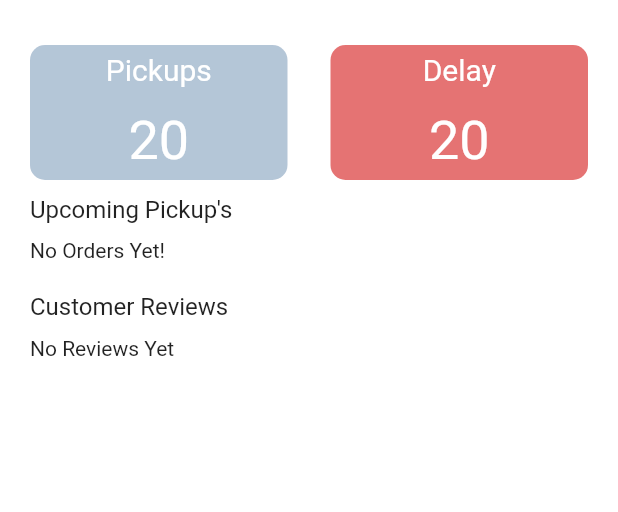
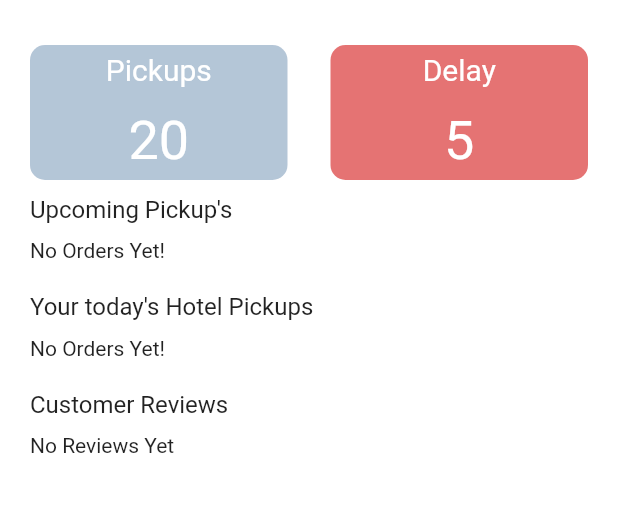
Before and after one commit to manishtalele/riderapp, a Flutter app: the HomeScreen screen opened directly, on a phone screen of 412 x 824 dp, the part 105-617 px from its top. Run offline on Flutter 3.47's test engine with Material 2 defaults, Android fonts, the phone set to English and light mode, and no system bars; our stand-ins replace animated_splash_screen, carousel_slider, cloud_firestore, dropdown_button2, firebase_auth, firebase_core and 8 more; accounts and stored records are empty.

Commit message:
added hotel card and page

```diff
--- a/lib/main.dart
+++ b/lib/main.dart
@@ -9,7 +9,7 @@ import 'package:riderapp/api/getuserdetails_api.dart';
 import 'package:riderapp/firebase_options.dart';
 import 'package:riderapp/provider/emailauth.dart';
 import 'package:riderapp/provider/notifcationprovider.dart';
-import 'package:riderapp/splash.dart';
+import 'package:riderapp/screens/splash.dart';
 import 'package:riderapp/theme/deftheme.dart';
 
 Future<void> main() async {
--- /dev/null
+++ b/lib/model/hotelmodel.dart
@@ -0,0 +1,26 @@
+import 'package:cloud_firestore/cloud_firestore.dart';
+
+class HotelModel {
+  String? name, address, image;
+  DateTime time = DateTime.now();
+  int weight = 1;
+
+  HotelModel(this.image, this.address, this.name, this.time, this.weight);
+
+  HotelModel.fromMap(Map<String, dynamic> map) {
+    name = map["restroName"];
+    time = (map['pickupTime'] as Timestamp).toDate();
+    image = map["image"];
+    address = map["address"];
+    weight = map["wasteAnalysis"];
+  }
+  Map<String, dynamic> toMap() {
+    return {
+      "name": name,
+      "address": address,
+      "weight": weight,
+      "image": image,
+      "time": time
+    };
+  }
+}
--- a/lib/provider/emailauth.dart
+++ b/lib/provider/emailauth.dart
@@ -4,7 +4,7 @@ import 'package:firebase_auth/firebase_auth.dart';
 import 'package:flutter/foundation.dart';
 import 'package:flutter/material.dart';
 import 'package:riderapp/screens/homescreen.dart';
-import 'package:riderapp/login.dart';
+import 'package:riderapp/screens/login.dart';
 
 class EmailAuth {
   FirebaseAuth auth = FirebaseAuth.instance;
--- a/lib/screens/homescreen.dart
+++ b/lib/screens/homescreen.dart
@@ -4,13 +4,16 @@ import 'package:flutter/material.dart';
 import 'package:flutter_svg/flutter_svg.dart';
 import 'package:riderapp/api/getdonationdata.dart';
 import 'package:riderapp/api/getreviewapi.dart';
+import 'package:riderapp/model/hotelmodel.dart';
 import 'package:riderapp/model/pendingordermodel.dart';
 import 'package:riderapp/widget/activecard.dart';
 import 'package:riderapp/screens/settings.dart';
+import 'package:riderapp/widget/hotelcard.dart';
 import 'package:riderapp/widget/reviewcard.dart';
 import 'package:riderapp/widget/upcomingcar.dart';
 
 ValueNotifier<List> pendingDonation = ValueNotifier<List>([]);
+ValueNotifier<List> hotelsList = ValueNotifier<List>([]);
 ValueNotifier<String> activedonation = ValueNotifier<String>("");
 
 Future getActiveDonation() async {
@@ -29,7 +32,7 @@ class HomeScreen extends StatefulWidget {
 }
 
 class _HomeScreenState extends State<HomeScreen> {
-  bool loader = true, reviewloader = true;
+  bool loader = true, reviewloader = true, hotelLoader = true;
   List reviewData = [];
   Future callApi() async {
     setState(() {
@@ -39,11 +42,17 @@ class _HomeScreenState extends State<HomeScreen> {
     pendingDonation.value = List.from(pendingDonation.value)..clear();
     pendingDonation.value = List.from(pendingDonation.value)
       ..addAll(await getDonationCards());
+    hotelsList.value = List.from(hotelsList.value)..clear();
+    hotelsList.value = List.from(hotelsList.value)
+      ..addAll(await getHotelList());
     await getActiveDonation();
     reviewData = await getReviewData();
     setState(() {
       if (pendingDonation.value.isNotEmpty) {
         loader = false;
+      }
+      if (hotelsList.value.isNotEmpty) {
+        hotelLoader = false;
       }
       if (reviewData.isNotEmpty) {
         reviewloader = false;
@@ -63,10 +72,6 @@ class _HomeScreenState extends State<HomeScreen> {
     double width = MediaQuery.of(context).size.width;
     return RefreshIndicator(
       onRefresh: (() async {
-        setState(() {
-          loader = true;
-          reviewloader = true;
-        });
         await callApi();
       }),
       child: Scaffold(
@@ -162,7 +167,7 @@ class _HomeScreenState extends State<HomeScreen> {
                           height: 15,
                         ),
                         Text(
-                          "20",
+                          "5",
                           style: TextStyle(
                               fontSize: 36,
                               fontWeight: FontWeight.w400,
@@ -220,6 +225,43 @@ class _HomeScreenState extends State<HomeScreen> {
                 ),
                 const SizedBox(height: 20),
                 const Text(
+                  "Your today's Hotel Pickups",
+                  style: TextStyle(fontSize: 16, fontWeight: FontWeight.w400),
+                ),
+                const SizedBox(height: 10),
+                Center(
+                  child: ValueListenableBuilder(
+                    valueListenable: hotelsList,
+                    builder: (contect, value, child) => ListView.builder(
+                        shrinkWrap: true,
+                        physics: const ScrollPhysics(),
+                        itemCount: value.isEmpty ? 1 : value.length,
+                        itemBuilder: (context, index) {
+                          if (value.isNotEmpty ||
+                              hotelLoader == false ||
+                              value.isNotEmpty) {
+                            HotelModel hoteldata =
+                                HotelModel.fromMap(value[index]);
+                            return Padding(
+                                padding:
+                                    const EdgeInsets.symmetric(vertical: 5),
+                                child: HotelCard(
+                                  address: hoteldata.address.toString(),
+                                  image: hoteldata.image.toString(),
+                                  name: hoteldata.name.toString(),
+                                  time:
+                                      "${hoteldata.time.hour}:${hoteldata.time.minute}",
+                                  weight: hoteldata.weight,
+                                  hoteldata: hoteldata,
+                                ));
+                          } else {
+                            return const Text("No Orders Yet!");
+                          }
+                        }),
+                  ),
+                ),
+                const SizedBox(height: 20),
+                const Text(
                   "Customer Reviews ",
                   style: TextStyle(fontSize: 16, fontWeight: FontWeight.w400),
                 ),
--- a/lib/login.dart
+++ b/lib/screens/login.dart
@@ -2,7 +2,7 @@ import 'package:flutter/material.dart';
 import 'package:flutter_svg/flutter_svg.dart';
 import 'package:responsive_framework/responsive_framework.dart';
 import 'package:riderapp/provider/emailauth.dart';
-import 'package:riderapp/registration.dart';
+import 'package:riderapp/screens/registration.dart';
 import 'package:riderapp/theme/deftheme.dart';
 
 class LoginScreen extends StatefulWidget {
--- a/lib/splash.dart
+++ b/lib/screens/splash.dart
@@ -4,7 +4,7 @@ import 'package:flutter/material.dart';
 import 'package:flutter_svg/flutter_svg.dart';
 import 'package:page_transition/page_transition.dart';
 import 'package:riderapp/screens/homescreen.dart';
-import 'package:riderapp/login.dart';
+import 'package:riderapp/screens/login.dart';
 
 class Splash extends StatefulWidget {
   const Splash({Key? key}) : super(key: key);
--- a/lib/widget/upcomingcar.dart
+++ b/lib/widget/upcomingcar.dart
@@ -2,7 +2,7 @@ import 'package:flutter/material.dart';
 import 'package:intl/intl.dart';
 import 'package:riderapp/model/pendingordermodel.dart';
 import 'package:riderapp/theme/deftheme.dart';
-import 'package:riderapp/orderinfo.dart';
+import 'package:riderapp/screens/orderinfo.dart';
 
 class UpcomingCard extends StatelessWidget {
   final PendingDonationModel upcomingdonation;
--- a/pubspec.yaml
+++ b/pubspec.yaml
@@ -58,6 +58,7 @@ dependencies:
   responsive_framework: ^0.2.0
   action_slider: ^0.6.1
   flutter_rating_bar: ^4.0.1
+  url_launcher: ^6.1.10
 
 dev_dependencies:
   flutter_test:
```
Also changed, not shown: lib/api/getdonationdata.dart (+15 -0 lines), lib/screens/activedonationpage.dart (renamed from lib/activedonationpage.dart, +9 -1 lines), lib/screens/hoteldetailscreen.dart (added, +185 -0 lines), lib/widget/activecard.dart (+9 -6 lines), lib/widget/hotelcard.dart (added, +137 -0 lines), lib/screens/orderinfo.dart (renamed from lib/orderinfo.dart), lib/screens/registration.dart (renamed from lib/registration.dart), pubspec.lock, 2 other files. Lines whose indentation alone changed are shown as unchanged.
